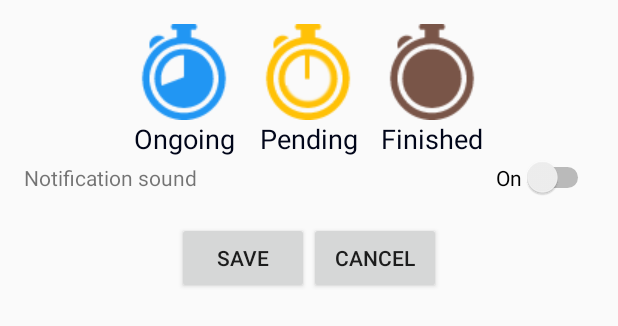
After one commit to dolatas/resolutions, an Android app: the layout activity_settings.xml on its own in the app's theme, with its tools: preview values and no code run, on a phone screen of 412 x 824 dp. The commit adds this screen. Shown: the top 326 px of the screen. Run offline under Robolectric (Android 15) with nearby library versions, the phone set to English and light mode, and no system bars.

Commit message:
settings added + refactoring

```diff
--- a/Resolutions/app/src/main/java/com/dododev/resolutions/Autostart.java
+++ b/Resolutions/app/src/main/java/com/dododev/resolutions/receivers/Autostart.java
@@ -1,10 +1,12 @@
-package com.dododev.resolutions;
+package com.dododev.resolutions.receivers;
 
-import android.app.AlarmManager;
 import android.content.BroadcastReceiver;
 import android.content.Context;
 import android.content.Intent;
 import android.util.Log;
+
+import com.dododev.resolutions.receivers.SampleAlarmReceiver;
+import com.dododev.resolutions.receivers.SampleUpdateReceiver;
 
 import org.androidannotations.annotations.EReceiver;
 
--- /dev/null
+++ b/Resolutions/app/src/main/res/layout/activity_settings.xml
@@ -0,0 +1,122 @@
+<?xml version="1.0" encoding="utf-8"?>
+<LinearLayout xmlns:android="http://schemas.android.com/apk/res/android"
+    xmlns:ads="http://schemas.android.com/apk/res-auto"
+    xmlns:tools="http://schemas.android.com/tools"
+    android:layout_width="match_parent"
+    android:layout_height="match_parent"
+    android:orientation="vertical"
+    tools:context=".SettingsActivity">
+
+    <LinearLayout
+        android:layout_width="match_parent"
+        android:layout_height="match_parent"
+        android:layout_weight="1"
+        android:orientation="vertical"
+        android:paddingBottom="@dimen/activity_vertical_margin"
+        android:paddingLeft="@dimen/activity_horizontal_margin"
+        android:paddingRight="@dimen/activity_horizontal_margin"
+        android:paddingTop="@dimen/activity_vertical_margin">
+
+        <LinearLayout
+            android:layout_width="match_parent"
+            android:layout_height="wrap_content"
+            android:gravity="center"
+            android:orientation="horizontal">
+
+            <TextView
+                android:id="@+id/ongoing"
+                android:layout_width="wrap_content"
+                android:layout_height="wrap_content"
+                android:layout_marginLeft="8dp"
+                android:layout_marginRight="8dp"
+                android:background="@android:color/transparent"
+                android:drawableTop="@drawable/ongoing"
+                android:gravity="center"
+                android:text="@string/ongoing"
+                android:textColor="#ff000519"
+                android:textSize="18dp"></TextView>
+
+            <TextView
+                android:id="@+id/pending"
+                android:layout_width="wrap_content"
+                android:layout_height="wrap_content"
+                android:layout_marginLeft="8dp"
+                android:layout_marginRight="8dp"
+                android:background="@android:color/transparent"
+                android:drawableTop="@drawable/pending"
+                android:gravity="center"
+                android:text="@string/pending"
+                android:textColor="#ff000519"
+                android:textSize="18dp"></TextView>
+
+            <TextView
+                android:id="@+id/unknown"
+                android:layout_width="wrap_content"
+                android:layout_height="wrap_content"
+                android:layout_marginLeft="8dp"
+                android:layout_marginRight="8dp"
+                android:background="@android:color/transparent"
+                android:drawableTop="@drawable/unknown"
+                android:gravity="center"
+                android:text="@string/unknown"
+                android:textColor="#ff000519"
+                android:textSize="18dp"></TextView>
+        </LinearLayout>
+
+        <LinearLayout
+            android:layout_width="match_parent"
+            android:layout_height="wrap_content"
+            android:gravity="center_vertical"
+            android:orientation="horizontal">
+
+            <TextView
+                android:layout_width="match_parent"
+                android:layout_height="wrap_content"
+                android:layout_weight="1"
+                android:text="@string/play_notification_sound" />
+
+            <Switch
+                android:id="@+id/playNotificationSound"
+                android:layout_width="wrap_content"
+                android:layout_height="wrap_content"
+                android:text="@string/on" />
+        </LinearLayout>
+
+        <LinearLayout
+            android:layout_width="match_parent"
+            android:layout_height="wrap_content"
+            android:layout_marginTop="@dimen/activity_vertical_margin"
+            android:gravity="center"
+            android:orientation="horizontal">
+
+            <Button
+                android:id="@+id/save"
+                android:layout_width="wrap_content"
+                android:layout_height="wrap_content"
+                android:text="@string/save"></Button>
+
+            <Button
+                android:id="@+id/cancel"
+                android:layout_width="wrap_content"
+                android:layout_height="wrap_content"
+                android:text="@string/cancel"></Button>
+
+        </LinearLayout>
+
+
+    </LinearLayout>
+
+    <LinearLayout
+        android:layout_width="match_parent"
+        android:layout_height="wrap_content">
+
+        <com.google.android.gms.ads.AdView
+            android:id="@+id/adView"
+            android:layout_width="match_parent"
+            android:layout_height="wrap_content"
+            android:layout_alignParentBottom="true"
+            android:layout_gravity="bottom"
+            ads:adSize="BANNER"
+            ads:adUnitId="@string/details_banner_bottom"></com.google.android.gms.ads.AdView>
+    </LinearLayout>
+</LinearLayout>
--- a/Resolutions/app/src/main/res/values/strings.xml
+++ b/Resolutions/app/src/main/res/values/strings.xml
@@ -26,6 +26,12 @@
     <string name="one_new_ongoing">new goal has been set as of today</string>
     <string name="up_to_four_new_ongoing">new goals have been set as of today</string>
     <string name="more_than_four_new_ongoing">new goals have been set as of today</string>
+    <string name="play_notification_sound">Notification sound</string>
+    <string name="on">On</string>
+    <string name="off">Off</string>
+    <string name="show">Show</string>
+    <string name="hide">Hide</string>
+
 
     <string name="pending">Pending</string>
     <string name="ongoing">Ongoing</string>
```
Also changed, not shown: Resolutions/app/src/main/AndroidManifest.xml (+7 -6 lines), Resolutions/app/src/main/java/com/dododev/resolutions/Resolutions.java (+2 -10 lines), Resolutions/app/src/main/java/com/dododev/resolutions/SettingsActivity.java (added, +108 -0 lines), Resolutions/app/src/main/java/com/dododev/resolutions/model/Settings.java (added, +31 -0 lines), Resolutions/app/src/main/java/com/dododev/resolutions/receivers/SampleAlarmReceiver.java (renamed from Resolutions/app/src/main/java/com/dododev/resolutions/SampleAlarmReceiver.java, +5 -2 lines), Resolutions/app/src/main/java/com/dododev/resolutions/receivers/SampleUpdateReceiver.java (renamed from Resolutions/app/src/main/java/com/dododev/resolutions/SampleUpdateReceiver.java, +5 -4 lines), Resolutions/app/src/main/java/com/dododev/resolutions/services/NotificationService.java (renamed from Resolutions/app/src/main/java/com/dododev/resolutions/SampleSchedulingService.java, +41 -32 lines), Resolutions/app/src/main/java/com/dododev/resolutions/services/SampleSchedulingService.java (renamed from Resolutions/app/src/main/java/com/dododev/resolutions/NotificationService.java, +33 -38 lines), Resolutions/app/src/main/java/com/dododev/resolutions/services/SampleUpdateService.java (renamed from Resolutions/app/src/main/java/com/dododev/resolutions/SampleUpdateService.java, +9 -3 lines).
